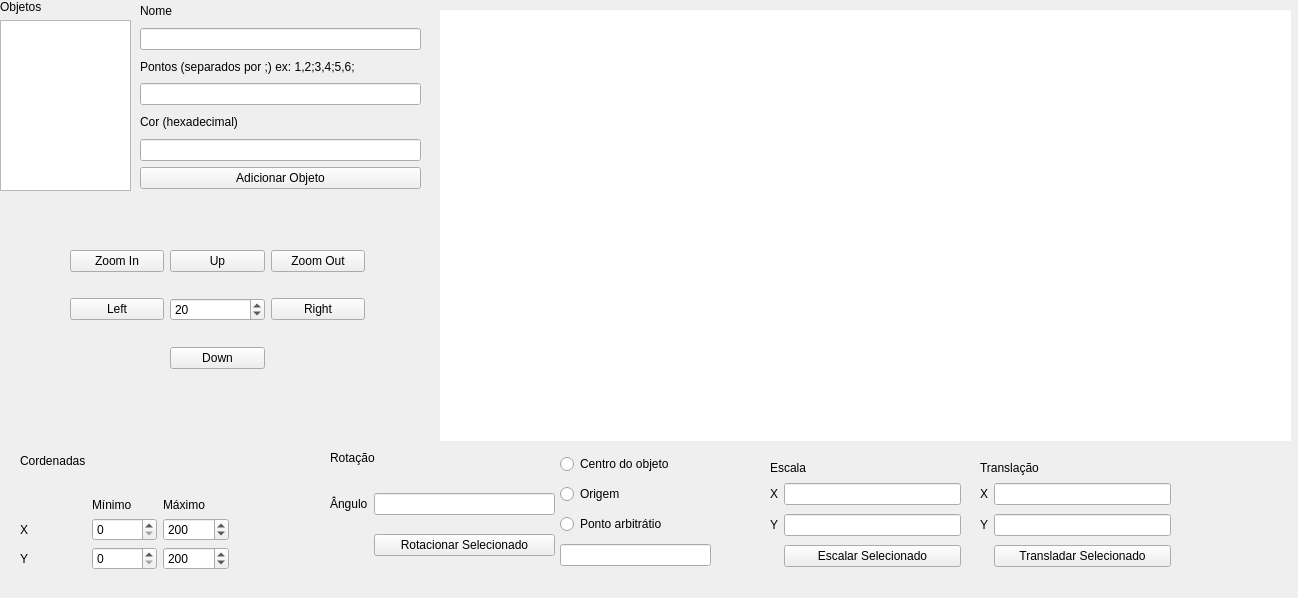
Before: the Qt Designer form src/template.ui in Baldessar/INE5420, drawn with Qt 5.
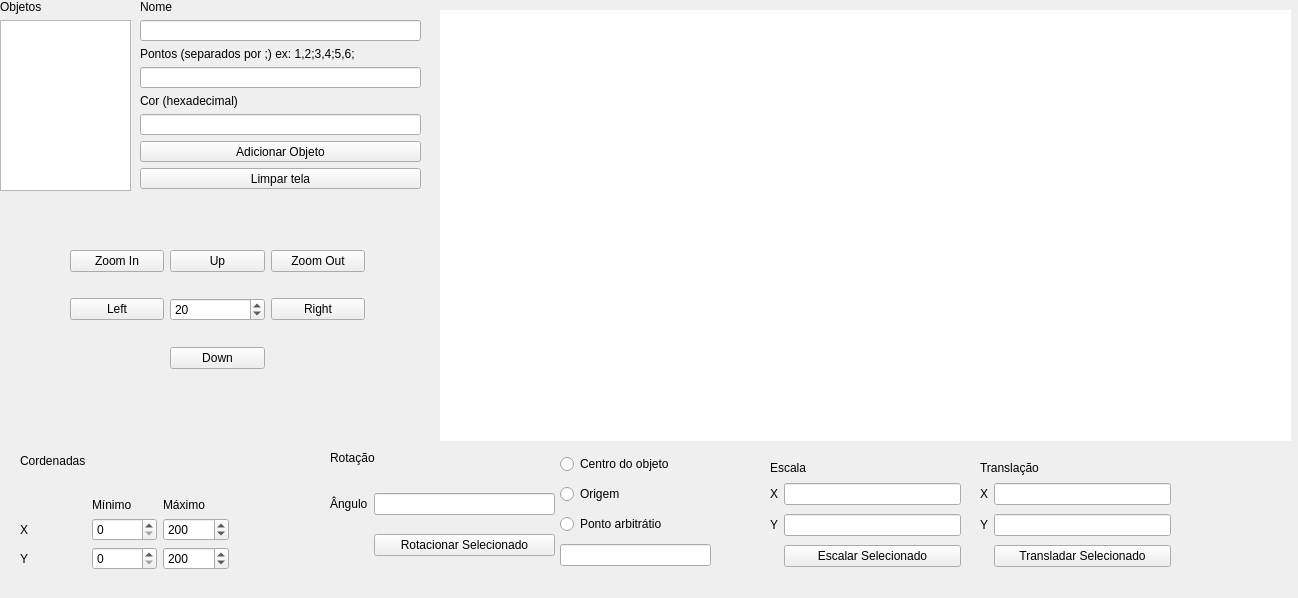
After: the same form once the commit is applied.

Commit message: Add clean shapes button

Patch:
```diff
--- a/src/template.ui
+++ b/src/template.ui
@@ -689,6 +689,13 @@
       </property>
      </widget>
     </item>
+        <item>
+     <widget class="QPushButton" name="buttonClean">
+      <property name="text">
+       <string>Limpar tela</string>
+      </property>
+     </widget>
+    </item>
    </layout>
   </widget>
   <widget class="QLabel" name="label_17">
```
The commit also changes 1 other file.
